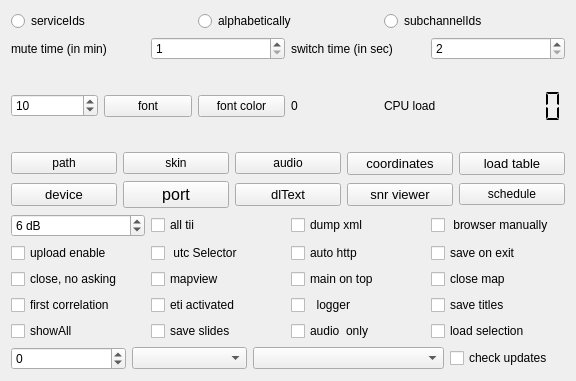
Old version of the form sources/main/forms-v7/config-helper.ui in the repository JvanKatwijk/qt-dab.
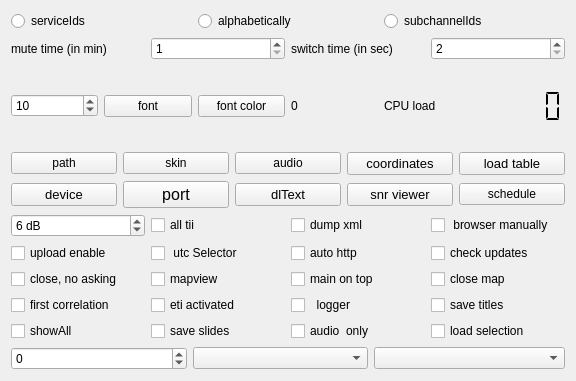
New version of the form. Custom widgets are drawn as their Qt base class.

```diff
--- a/sources/main/forms-v7/config-helper.ui
+++ b/sources/main/forms-v7/config-helper.ui
@@ -422,7 +422,7 @@
         <string>&lt;html&gt;&lt;head/&gt;&lt;body&gt;&lt;p&gt;If this selector is set, the list of services is stored in a user defined file.&lt;/p&gt;&lt;/body&gt;&lt;/html&gt;</string>
        </property>
        <property name="text">
-        <string>save on exit</string>
+        <string>check updates</string>
        </property>
       </widget>
      </item>
@@ -583,16 +583,6 @@
        </property>
       </widget>
      </item>
-     <item>
-      <widget class="QCheckBox" name="updateSelector">
-       <property name="toolTip">
-        <string>&lt;html&gt;&lt;head/&gt;&lt;body&gt;&lt;p&gt;Having this selector set, tells the software to check on program start up for newer versions of the software&lt;/p&gt;&lt;/body&gt;&lt;/html&gt;</string>
-       </property>
-       <property name="text">
-        <string>check updates</string>
-       </property>
-      </widget>
-     </item>
     </layout>
    </item>
   </layout>
```
Left out of the diff: 2 changed lines with no effect on the pictures.
